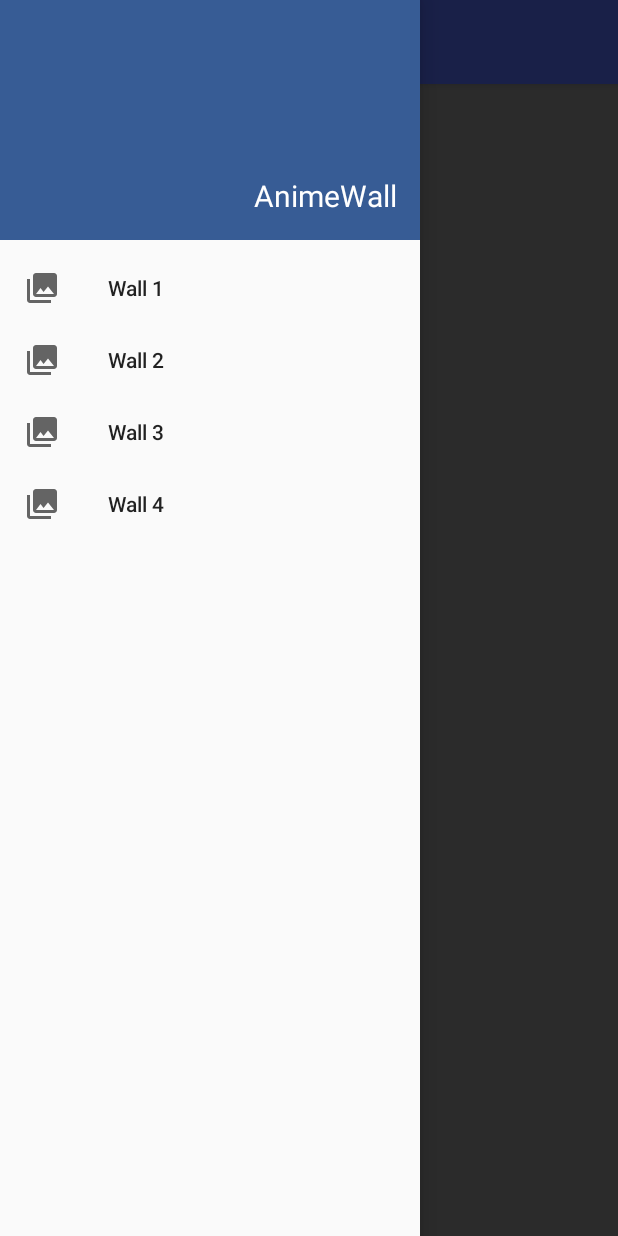
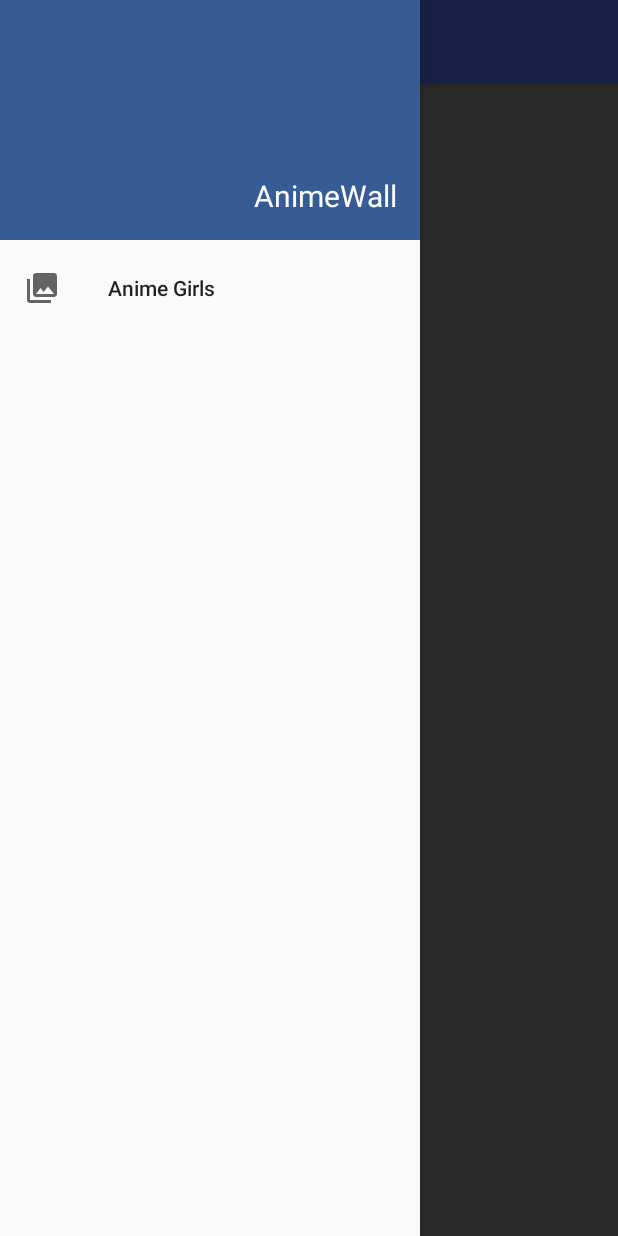
Before and after one commit to Rekky/AnimWall, an Android app: the screen it shows after launch (MainActivity), with the side drawer open, on a phone screen of 412 x 824 dp. Run offline under Robolectric (Android 15) with nearby library versions, the phone set to English and light mode, and no system bars; our stand-ins replace Picasso; pictures from the network do not load; 5 statements that could not run were skipped.

Commit message:
nuev commit

```diff
--- a/app/src/main/java/com/ziroudev/animewall/animwall/MainActivity.java
+++ b/app/src/main/java/com/ziroudev/animewall/animwall/MainActivity.java
@@ -23,16 +23,6 @@
 import android.widget.GridView;
 import android.widget.AdapterView;
 
-import org.json.JSONArray;
-import org.json.JSONException;
-
-import java.io.BufferedInputStream;
-import java.io.BufferedReader;
-import java.io.IOException;
-import java.io.InputStream;
-import java.io.InputStreamReader;
-import java.net.HttpURLConnection;
-import java.net.URL;
 import java.util.ArrayList;
 
 
@@ -40,8 +30,10 @@
 
     private GridView gridView;
     public AdaptadorDeImagen adaptador;
-    private String pathWeb = "http://192.168.0.211:81/generador/wallpapers.php";
-    private String pathImagenes = "http://192.168.0.211:81/generador/wallpapers/";
+    private String pathWeb = "http://pellejo.net46.net/index.php";
+    private String pathImagenes = "http://pellejo.net46.net/wallpapers/";
+//    private String pathWeb = "http://192.168.2.105:81/generador/wallpapers.php";
+//    private String pathImagenes = "http://192.168.2.105:81/generador/wallpapers/";
     public ArrayList<Imagen> lista = new ArrayList<Imagen>();
 
 
@@ -119,13 +111,8 @@
 
         if (id == R.id.nav_camera) {
             // Handle the camera action
-        } else if (id == R.id.nav_gallery) {
+        }
 
-        } else if (id == R.id.nav_slideshow) {
-
-        } else if (id == R.id.nav_manage) {
-
-        }
 
         DrawerLayout drawer = (DrawerLayout) findViewById(R.id.drawer_layout);
         drawer.closeDrawer(GravityCompat.START);
--- a/app/src/main/res/menu/activity_main_drawer.xml
+++ b/app/src/main/res/menu/activity_main_drawer.xml
@@ -5,19 +5,19 @@
         <item
             android:id="@+id/nav_camera"
             android:icon="@drawable/ic_menu_gallery"
-            android:title="Wall 1" />
-        <item
-            android:id="@+id/nav_gallery"
-            android:icon="@drawable/ic_menu_gallery"
-            android:title="Wall 2" />
-        <item
-            android:id="@+id/nav_slideshow"
-            android:icon="@drawable/ic_menu_gallery"
-            android:title="Wall 3" />
-        <item
-            android:id="@+id/nav_manage"
-            android:icon="@drawable/ic_menu_gallery"
-            android:title="Wall 4" />
+            android:title="Anime Girls" />
+        <!--<item-->
+            <!--android:id="@+id/nav_gallery"-->
+            <!--android:icon="@drawable/ic_menu_gallery"-->
+            <!--android:title="Wall 2" />-->
+        <!--<item-->
+            <!--android:id="@+id/nav_slideshow"-->
+            <!--android:icon="@drawable/ic_menu_gallery"-->
+            <!--android:title="Wall 3" />-->
+        <!--<item-->
+            <!--android:id="@+id/nav_manage"-->
+            <!--android:icon="@drawable/ic_menu_gallery"-->
+            <!--android:title="Wall 4" />-->
     </group>
 
 
```
Also changed, not shown: app/src/main/res/layout/activity_actividad_detalle.xml (+12 -1 lines).
